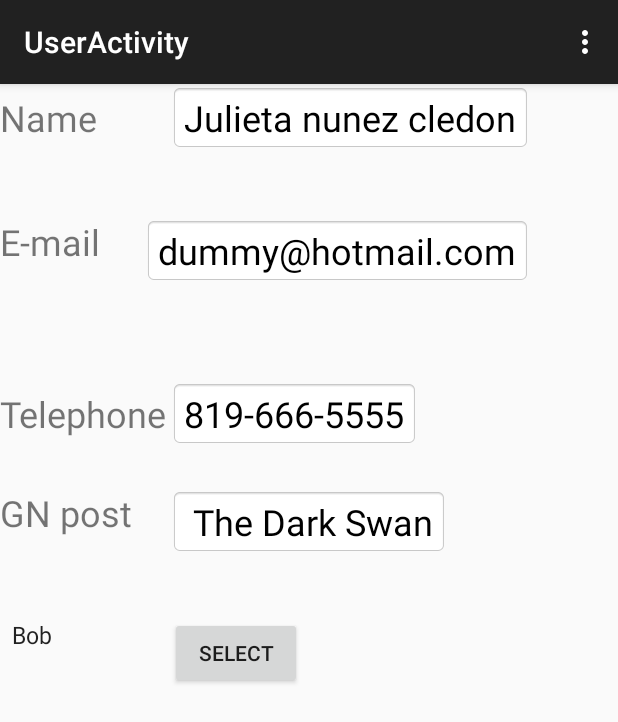
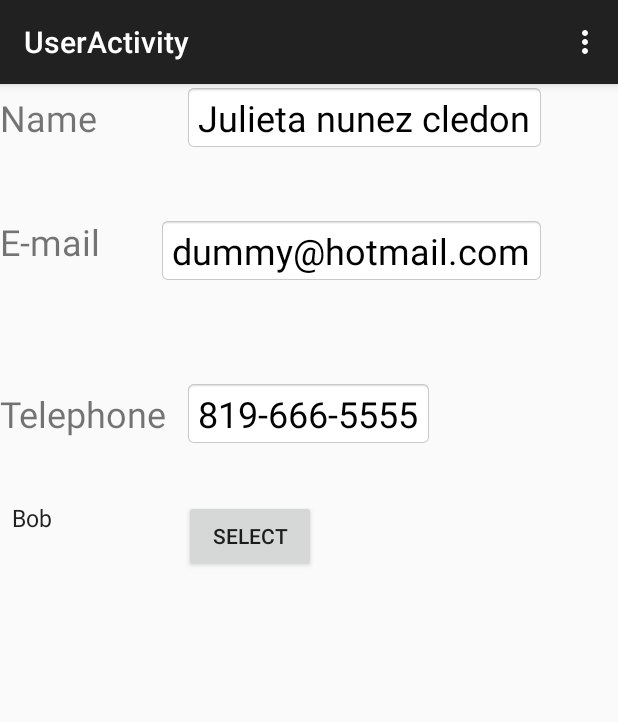
Before and after one commit to VincentHamel/mcoo-gn, an Android app: the UserActivity screen opened directly, with no data from a screen before it, on a phone screen of 412 x 824 dp. Shown: the top 722 px of the screen. Run offline under Robolectric (Android 15) with nearby library versions, the phone set to English and light mode, and no system bars.

Commit message:
user display 5.0

```diff
--- a/frontend/MCOO_gn_frontend/app/src/main/java/mcoo/mcoo_gn_frontend/UserActivity.java
+++ b/frontend/MCOO_gn_frontend/app/src/main/java/mcoo/mcoo_gn_frontend/UserActivity.java
@@ -18,7 +18,6 @@ public class UserActivity extends ActionBarActivity {
     EditText textViewUserName;
     EditText textViewUserEmail;
     EditText textViewUserTelephone;
-    EditText textViewUserGNPost;
 
     Button buttonViewCharacter;
 
@@ -31,13 +30,10 @@ public class UserActivity extends ActionBarActivity {
         EditText textViewUserName = (EditText) findViewById(R.id.UserName);
         EditText textViewUserEmail = (EditText) findViewById(R.id.UserEmail);
         EditText textViewUserTelephone = (EditText) findViewById(R.id.UserTelephone);
-        EditText textViewUserGNPost = (EditText) findViewById(R.id.UserGNPost);
 
         textViewUserName.setText("Julieta nunez cledon");
         textViewUserEmail.setText("dummy@hotmail.com");
         textViewUserTelephone.setText("819-666-5555");
-        textViewUserGNPost.setText(" The Dark Swan");
-
     }
 
 
--- a/frontend/MCOO_gn_frontend/app/src/main/java/mcoo/mcoo_gn_frontend/UserSheet.java
+++ b/frontend/MCOO_gn_frontend/app/src/main/java/mcoo/mcoo_gn_frontend/UserSheet.java
@@ -16,10 +16,8 @@ public class UserSheet {
 
     String id;
     String name;
-    String lastName;
     String email;
     String telephone;
-    String GNPost;
     ArrayList <CharacterSheet> characterList;
 
     ArrayList<String> dummy = new ArrayList<String>();
@@ -30,7 +28,6 @@ public class UserSheet {
         this.name = name;
         this.email = email;
         this.telephone = telephone;
-        this.GNPost = GNPost;
 
         ArrayList<CharacterSheet> characterList = new ArrayList<CharacterSheet>();
 
@@ -46,13 +43,6 @@ public class UserSheet {
         this.name = name;
     }
 
-    public String getLastName() {
-        return lastName;
-    }
-
-    public void setLastName(String lastName) {
-        this.lastName = lastName;
-    }
     public String getEmail() {
         return email;
     }
--- a/frontend/MCOO_gn_frontend/app/src/main/res/layout/activity_user.xml
+++ b/frontend/MCOO_gn_frontend/app/src/main/res/layout/activity_user.xml
@@ -31,31 +31,6 @@
         android:layout_alignLeft="@+id/UserTelephone"
         android:layout_alignStart="@+id/UserTelephone" />
 
-
-
-    <TextView android:text="GN post "
-        android:layout_width="wrap_content"
-        android:layout_height="wrap_content"
-        android:id="@+id/UserLabelGNPost"
-        android:textSize="24dp"
-        android:layout_alignTop="@+id/UserGNPost"
-        android:layout_alignParentLeft="true"
-        android:layout_alignParentStart="true" />
-
-    <EditText
-        android:layout_width="wrap_content"
-        android:layout_height="wrap_content"
-        android:inputType="textPersonName"
-        android:text="GN Post"
-        android:id="@+id/UserGNPost"
-        android:hint="GN Post"
-        android:enabled="false"
-        android:textColor="#ff000000"
-        android:background="@android:drawable/editbox_background"
-        android:layout_below="@+id/UserlabelTelephone"
-        android:layout_centerHorizontal="true"
-        android:layout_marginTop="33dp"
-        android:textSize="24dp" />
 
     <TextView android:text="E-mail "
         android:layout_width="wrap_content"
@@ -104,9 +79,8 @@
         android:background="@android:drawable/editbox_background"
         android:layout_marginTop="64dp"
         android:layout_below="@+id/UserEmail"
-        android:layout_alignLeft="@+id/UserGNPost"
-        android:layout_alignStart="@+id/UserGNPost"
-        android:textSize="24dp" />
+        android:textSize="24dp"
+        android:layout_centerHorizontal="true" />
 
 
     <Spinner
@@ -118,10 +92,10 @@
         android:prompt="@string/select"
         android:minHeight="24dp"
         android:longClickable="false"
-        android:layout_below="@+id/UserGNPost"
         android:layout_alignParentLeft="true"
         android:layout_alignParentStart="true"
-        android:layout_marginTop="41dp" />
+        android:layout_marginTop="41dp"
+        android:layout_below="@+id/UserlabelTelephone" />
 
     <Button
         android:layout_width="wrap_content"
```
